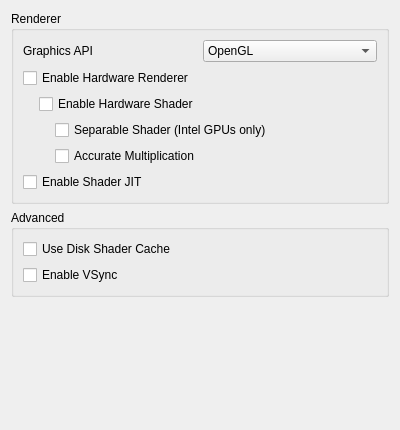
First picture: the form in src/citra_qt/configuration/configure_graphics.ui, repository skblt/citra, before the edit.
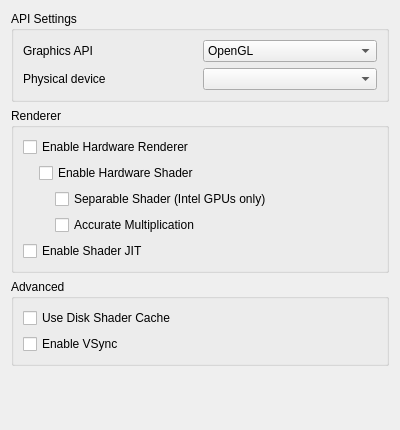
Second picture: the form after the edit.

Commit message: citra_qt: Add physical device selection dialog

The edit to the form file:
```diff
--- a/src/citra_qt/configuration/configure_graphics.ui
+++ b/src/citra_qt/configuration/configure_graphics.ui
@@ -21,11 +21,11 @@
   </property>
   <layout class="QVBoxLayout" name="verticalLayout">
    <item>
-    <widget class="QGroupBox" name="rendererBox">
+    <widget class="QGroupBox" name="apiBox">
      <property name="title">
-      <string>Renderer</string>
+      <string>API Settings</string>
      </property>
-     <layout class="QVBoxLayout" name="verticalLayout_6">
+     <layout class="QVBoxLayout" name="verticalLayout_3">
       <item>
        <layout class="QHBoxLayout" name="horizontalLayout">
         <item>
@@ -56,6 +56,29 @@
         </item>
        </layout>
       </item>
+      <item>
+       <layout class="QHBoxLayout" name="horizontalLayout_3">
+        <item>
+         <widget class="QLabel" name="physical_device_label">
+          <property name="text">
+           <string>Physical device</string>
+          </property>
+         </widget>
+        </item>
+        <item>
+         <widget class="QComboBox" name="physical_device_combo"/>
+        </item>
+       </layout>
+      </item>
+     </layout>
+    </widget>
+   </item>
+   <item>
+    <widget class="QGroupBox" name="rendererBox">
+     <property name="title">
+      <string>Renderer</string>
+     </property>
+     <layout class="QVBoxLayout" name="verticalLayout_6">
       <item>
        <widget class="QCheckBox" name="toggle_hw_renderer">
         <property name="toolTip">
```
Left out of the diff: 2 changed lines with no effect on the pictures. The commit also changes 17 other files.
